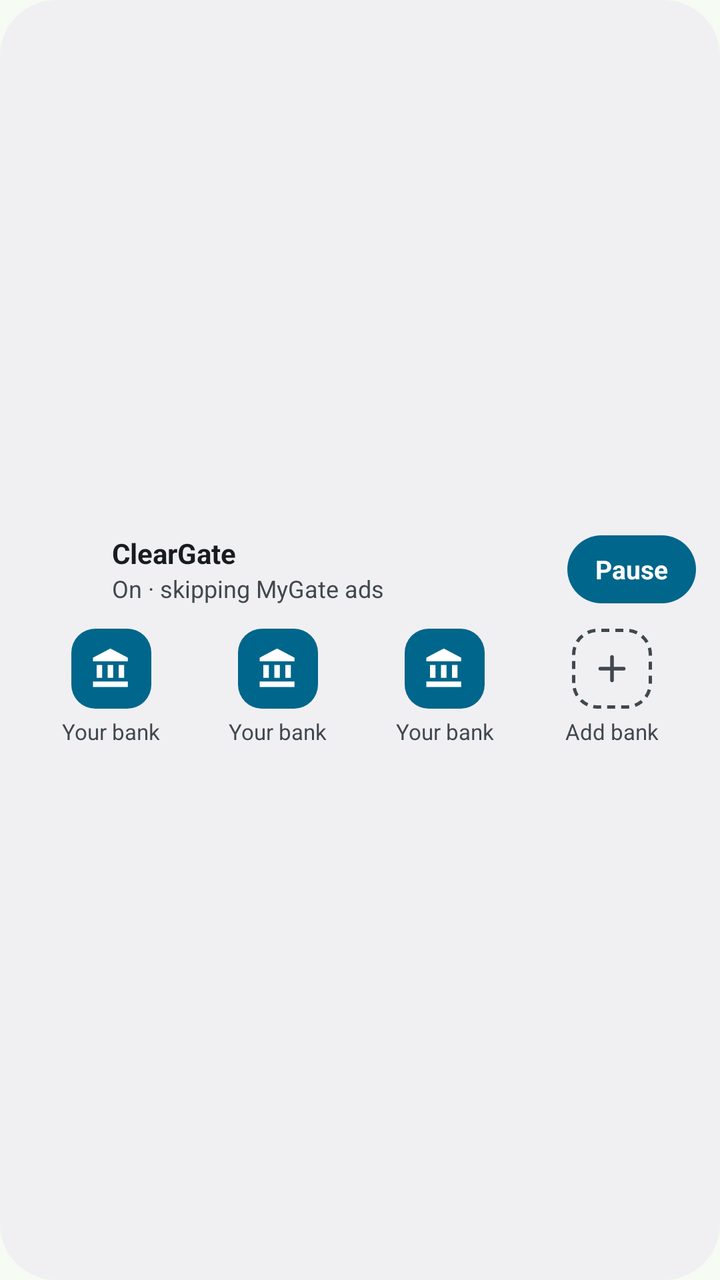
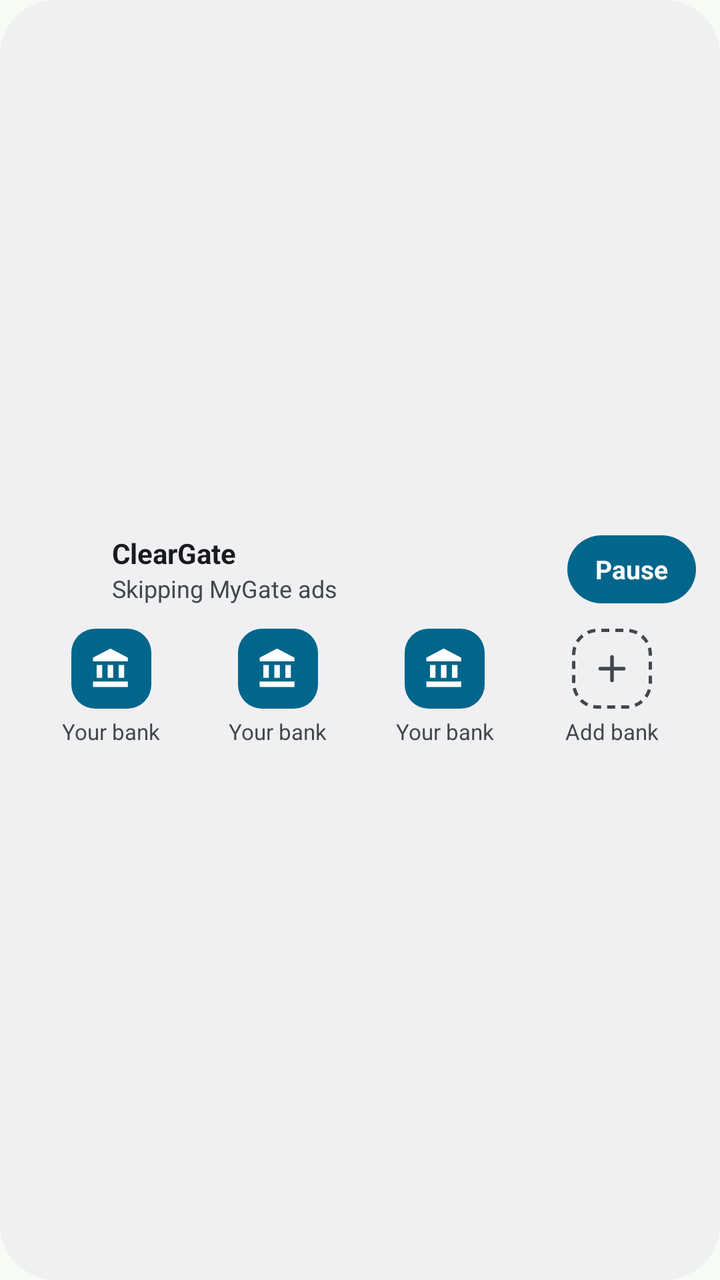

Two renders of the same Android screen: before a commit and after it. Below are the layout's source before the change and the commit's diff.
<!-- AndroidManifest.xml: application theme Theme.ClearGate -->
<!-- res/layout/widget_preview.xml -->
<?xml version="1.0" encoding="utf-8"?>
<LinearLayout xmlns:android="http://schemas.android.com/apk/res/android"
    android:layout_width="match_parent"
    android:layout_height="match_parent"
    android:background="@drawable/widget_background"
    android:gravity="center_vertical"
    android:orientation="vertical"
    android:paddingStart="14dp"
    android:paddingTop="12dp"
    android:paddingEnd="12dp"
    android:paddingBottom="12dp">

    <LinearLayout
        android:layout_width="match_parent"
        android:layout_height="wrap_content"
        android:gravity="center_vertical"
        android:orientation="horizontal">

        <ImageView
            android:layout_width="32dp"
            android:layout_height="32dp"
            android:contentDescription="@null"
            android:src="@mipmap/ic_launcher" />

        <LinearLayout
            android:layout_width="0dp"
            android:layout_height="wrap_content"
            android:layout_marginStart="10dp"
            android:layout_weight="1"
            android:orientation="vertical">

            <TextView
                android:layout_width="wrap_content"
                android:layout_height="wrap_content"
                android:text="@string/app_name"
                android:textColor="@color/widget_on_surface"
                android:textSize="14sp"
                android:textStyle="bold" />

            <TextView
                android:layout_width="wrap_content"
                android:layout_height="wrap_content"
                android:text="@string/widget_status_on"
                android:textColor="@color/widget_on_surface_variant"
                android:textSize="12sp" />
        </LinearLayout>

        <TextView
            android:layout_width="wrap_content"
            android:layout_height="34dp"
            android:background="@drawable/widget_button"
            android:gravity="center"
            android:paddingStart="14dp"
            android:paddingEnd="14dp"
            android:text="@string/widget_pause"
            android:textColor="@color/widget_on_accent"
            android:textSize="13sp"
            android:textStyle="bold" />
    </LinearLayout>

    <LinearLayout
        android:layout_width="match_parent"
        android:layout_height="wrap_content"
        android:layout_marginTop="12dp"
        android:orientation="horizontal">

        <LinearLayout style="@style/WidgetPreviewSlot">
            <ImageView style="@style/WidgetPreviewBank" />
            <TextView style="@style/WidgetBankLabel" android:text="@string/widget_preview_bank" />
        </LinearLayout>

        <LinearLayout style="@style/WidgetPreviewSlot">
            <ImageView style="@style/WidgetPreviewBank" />
            <TextView style="@style/WidgetBankLabel" android:text="@string/widget_preview_bank" />
        </LinearLayout>

        <LinearLayout style="@style/WidgetPreviewSlot">
            <ImageView style="@style/WidgetPreviewBank" />
            <TextView style="@style/WidgetBankLabel" android:text="@string/widget_preview_bank" />
        </LinearLayout>

        <LinearLayout style="@style/WidgetPreviewSlot">
            <ImageView
                android:layout_width="40dp"
                android:layout_height="40dp"
                android:background="@drawable/widget_add_slot"
                android:contentDescription="@null"
                android:padding="10dp"
                android:src="@drawable/ic_widget_add" />

            <TextView style="@style/WidgetBankLabel" android:text="@string/widget_add_bank" />
        </LinearLayout>
    </LinearLayout>
</LinearLayout>
<!-- resources referenced by this layout -->
<resources>
  <color name="widget_on_accent">#FFFFFF</color>
  <color name="widget_on_surface">#181D18</color>
  <color name="widget_on_surface_variant">#414941</color>
  <!-- drawable widget_add_slot (drawable) -->
  <?xml version="1.0" encoding="utf-8"?>
  <shape xmlns:android="http://schemas.android.com/apk/res/android" android:shape="rectangle">
      <stroke
          android:width="1.5dp"
          android:color="@color/widget_on_surface_variant"
          android:dashGap="3dp"
          android:dashWidth="4dp" />
      <corners android:radius="12dp" />
  </shape>
  <!-- drawable widget_background (drawable) -->
  <?xml version="1.0" encoding="utf-8"?>
  <shape xmlns:android="http://schemas.android.com/apk/res/android" android:shape="rectangle">
      <solid android:color="@color/widget_surface" />
      <corners android:radius="28dp" />
  </shape>
  <!-- drawable widget_button (drawable) -->
  <?xml version="1.0" encoding="utf-8"?>
  <shape xmlns:android="http://schemas.android.com/apk/res/android" android:shape="rectangle">
      <solid android:color="@color/widget_accent" />
      <corners android:radius="18dp" />
  </shape>
  <!-- mipmap ic_launcher (mipmap-anydpi-v26) -->
  <?xml version="1.0" encoding="utf-8"?>
  <adaptive-icon xmlns:android="http://schemas.android.com/apk/res/android">
      <background android:drawable="@color/ic_launcher_background" />
      <foreground android:drawable="@drawable/ic_launcher_foreground" />
      <monochrome android:drawable="@drawable/ic_launcher_monochrome" />
  </adaptive-icon>
  <string name="app_name">ClearGate</string>
  <string name="widget_add_bank">Add bank</string>
  <string name="widget_pause">Pause</string>
  <string name="widget_preview_bank">Your bank</string>
  <string name="widget_status_on">On · skipping MyGate ads</string>
  <style name="WidgetBankLabel">
          <item name="android:layout_width">wrap_content</item>
          <item name="android:layout_height">wrap_content</item>
          <item name="android:layout_marginTop">4dp</item>
          <item name="android:ellipsize">end</item>
          <item name="android:maxLines">1</item>
          <item name="android:textColor">@color/widget_on_surface_variant</item>
          <item name="android:textSize">11sp</item>
      </style>
  <style name="WidgetPreviewBank">
          <item name="android:layout_width">40dp</item>
          <item name="android:layout_height">40dp</item>
          <item name="android:background">@drawable/widget_preview_bank_bg</item>
          <item name="android:padding">9dp</item>
          <item name="android:src">@drawable/ic_widget_preview_bank</item>
          <item name="android:contentDescription">@null</item>
      </style>
  <style name="WidgetPreviewSlot">
          <item name="android:layout_width">0dp</item>
          <item name="android:layout_height">wrap_content</item>
          <item name="android:layout_weight">1</item>
          <item name="android:gravity">center_horizontal</item>
          <item name="android:orientation">vertical</item>
      </style>
  <style name="Theme.ClearGate" parent="android:Theme.Material.Light.NoActionBar">
          <item name="android:windowBackground">@color/window_background</item>
      </style>
  <color name="widget_surface">#F0F5ED</color>
  <color name="widget_accent">#2F6A3F</color>
  <color name="ic_launcher_background">#2F6A3F</color>
  <!-- drawable widget_preview_bank_bg (drawable) -->
  <?xml version="1.0" encoding="utf-8"?>
  <shape xmlns:android="http://schemas.android.com/apk/res/android" android:shape="rectangle">
      <solid android:color="@color/widget_accent" />
      <corners android:radius="12dp" />
  </shape>
  <color name="window_background">#F6FBF3</color>
</resources>

<!-- the commit's change to res/layout/widget_preview.xml (unified diff, before → after) -->
@@ -33,6 +33,8 @@
                 android:layout_width="wrap_content"
                 android:layout_height="wrap_content"
                 android:text="@string/app_name"
+                android:ellipsize="end"
+                android:maxLines="1"
                 android:textColor="@color/widget_on_surface"
                 android:textSize="14sp"
                 android:textStyle="bold" />
@@ -41,6 +43,8 @@
                 android:layout_width="wrap_content"
                 android:layout_height="wrap_content"
                 android:text="@string/widget_status_on"
+                android:ellipsize="end"
+                android:maxLines="1"
                 android:textColor="@color/widget_on_surface_variant"
                 android:textSize="12sp" />
         </LinearLayout>
<!-- resource entries referenced after the edit -->
@@ -36,7 +36,7 @@
   <string name="widget_add_bank">Add bank</string>
   <string name="widget_pause">Pause</string>
   <string name="widget_preview_bank">Your bank</string>
-  <string name="widget_status_on">On · skipping MyGate ads</string>
+  <string name="widget_status_on">Skipping MyGate ads</string>
   <style name="WidgetBankLabel">
           <item name="android:layout_width">wrap_content</item>
           <item name="android:layout_height">wrap_content</item>
